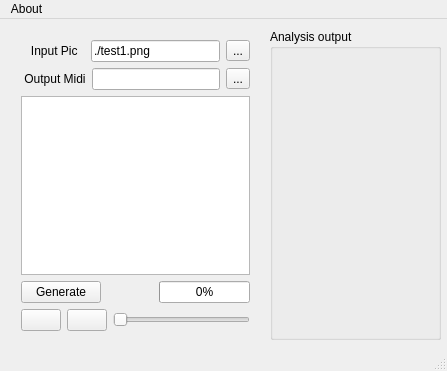
This is GUI/GUIQt/guimupic.ui in ImageBasedComposing/muphic as Qt 5 draws it before an edit. The edited form follows.
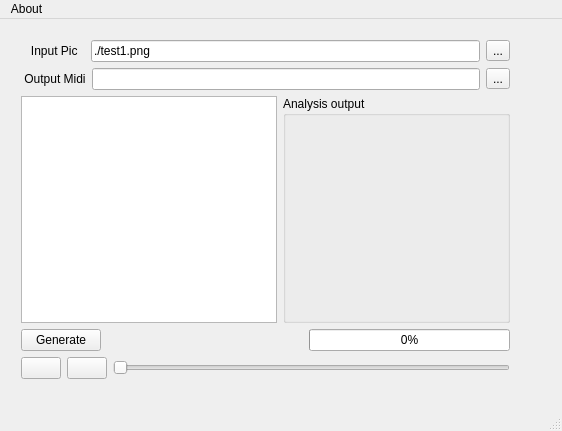
This is the edited form. Icons and pictures are not drawn. Custom widgets are drawn as their Qt base class.

Commit message: + Qt ahora trabaja en Windows + Cmabiada la apariencia de los elementos que ya había + Hecho que los elementos se ajusten al tamaño de la ventana - No conseguidas las scrollbars para polywidget - T.T hay que compilar la GUI antes de poder usarlo

The edit to the form file:
```diff
--- a/GUI/GUIQt/guimupic.ui
+++ b/GUI/GUIQt/guimupic.ui
@@ -6,8 +6,8 @@
    <rect>
     <x>0</x>
     <y>0</y>
-    <width>447</width>
-    <height>371</height>
+    <width>562</width>
+    <height>431</height>
    </rect>
   </property>
   <property name="windowTitle">
@@ -19,12 +19,15 @@
      <rect>
       <x>10</x>
       <y>10</y>
-      <width>251</width>
-      <height>313</height>
+      <width>511</width>
+      <height>361</height>
      </rect>
     </property>
-    <layout class="QVBoxLayout" name="verticalLayout">
-     <item>
+    <layout class="QGridLayout" name="gridLayout_2">
+     <property name="sizeConstraint">
+      <enum>QLayout::SetDefaultConstraint</enum>
+     </property>
+     <item row="0" column="0">
       <layout class="QHBoxLayout" name="horizontalLayout_4">
        <item>
         <widget class="QLabel" name="label_InputPic">
@@ -55,7 +58,7 @@
        </item>
       </layout>
      </item>
-     <item>
+     <item row="1" column="0">
       <layout class="QHBoxLayout" name="horizontalLayout_3">
        <item>
         <widget class="QLabel" name="label_OutputMidi">
@@ -76,6 +79,8 @@
        </item>
       </layout>
      </item>
+     <item row="2" column="0">
+      <layout class="QHBoxLayout" name="horizontalLayout_5">
      <item>
       <widget class="QGraphicsView" name="graphicsView_Pic">
        <property name="sizePolicy">
@@ -96,6 +101,33 @@
       </widget>
      </item>
      <item>
+        <widget class="QGroupBox" name="groupBox">
+         <property name="sizePolicy">
+          <sizepolicy hsizetype="Expanding" vsizetype="Expanding">
+           <horstretch>0</horstretch>
+           <verstretch>0</verstretch>
+          </sizepolicy>
+         </property>
+         <property name="title">
+          <string>Analysis output</string>
+         </property>
+         <layout class="QGridLayout" name="gridLayout">
+          <item row="0" column="0">
+           <widget class="PolygonWidget" name="polyWidget" native="true">
+            <property name="sizePolicy">
+             <sizepolicy hsizetype="Expanding" vsizetype="Expanding">
+              <horstretch>0</horstretch>
+              <verstretch>0</verstretch>
+             </sizepolicy>
+            </property>
+           </widget>
+          </item>
+         </layout>
+        </widget>
+       </item>
+      </layout>
+     </item>
+     <item row="3" column="0">
       <layout class="QHBoxLayout" name="horizontalLayout_2">
        <item>
         <widget class="QPushButton" name="pushButton_Generate">
@@ -126,7 +158,7 @@
        </item>
       </layout>
      </item>
-     <item>
+     <item row="4" column="0">
       <layout class="QHBoxLayout" name="horizontalLayout">
        <item>
         <widget class="QPushButton" name="pushButton_Play">
@@ -161,36 +193,13 @@
      </item>
     </layout>
    </widget>
-   <widget class="QGroupBox" name="groupBox">
-    <property name="geometry">
-     <rect>
-      <x>270</x>
-      <y>10</y>
-      <width>171</width>
-      <height>311</height>
-     </rect>
-    </property>
-    <property name="title">
-     <string>Analysis output</string>
-    </property>
-    <widget class="PolygonWidget" name="polyWidget" native="true">
-     <property name="geometry">
-      <rect>
-       <x>10</x>
-       <y>20</y>
-       <width>151</width>
-       <height>281</height>
-      </rect>
-     </property>
-    </widget>
-   </widget>
   </widget>
   <widget class="QMenuBar" name="menuBar">
    <property name="geometry">
     <rect>
      <x>0</x>
      <y>0</y>
-     <width>447</width>
+     <width>562</width>
      <height>21</height>
     </rect>
    </property>
```
Lines whose indentation alone changed are shown as unchanged. The commit also changes 5 other files.
